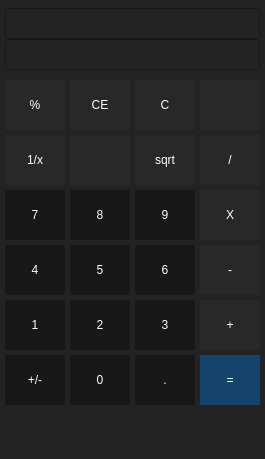
First picture: the form in mainwindow.ui, repository hbtalha/Calculator, before the edit.
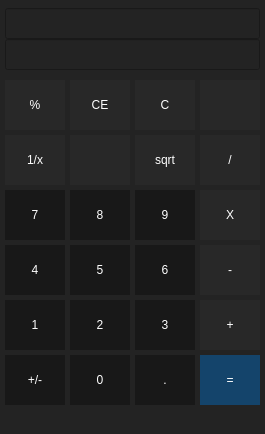
Second picture: the form after the edit.

What changed in the file:
```diff
--- a/mainwindow.ui
+++ b/mainwindow.ui
@@ -7,7 +7,7 @@
     <x>0</x>
     <y>0</y>
     <width>265</width>
-    <height>459</height>
+    <height>434</height>
    </rect>
   </property>
   <property name="windowTitle">
```
Left out of the diff: 2 changed lines with no effect on the pictures.
